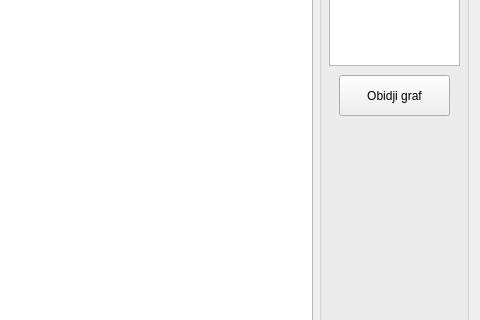
leoRado/KulaV2, file aplikacija.ui: the form before one commit; both pictures show x 544 to 1024 and y 235 to 555 of the 1024 by 668 pixel window.
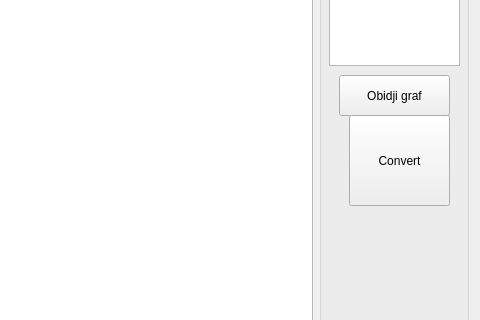
The form after the commit.

```diff
--- a/aplikacija.ui
+++ b/aplikacija.ui
@@ -249,6 +249,19 @@
         </rect>
        </property>
       </widget>
+      <widget class="QPushButton" name="convertButton">
+       <property name="geometry">
+        <rect>
+         <x>30</x>
+         <y>320</y>
+         <width>101</width>
+         <height>91</height>
+        </rect>
+       </property>
+       <property name="text">
+        <string>Convert</string>
+       </property>
+      </widget>
      </widget>
     </item>
    </layout>
```
Left out of the diff: 2 changed lines with no effect on the pictures.
